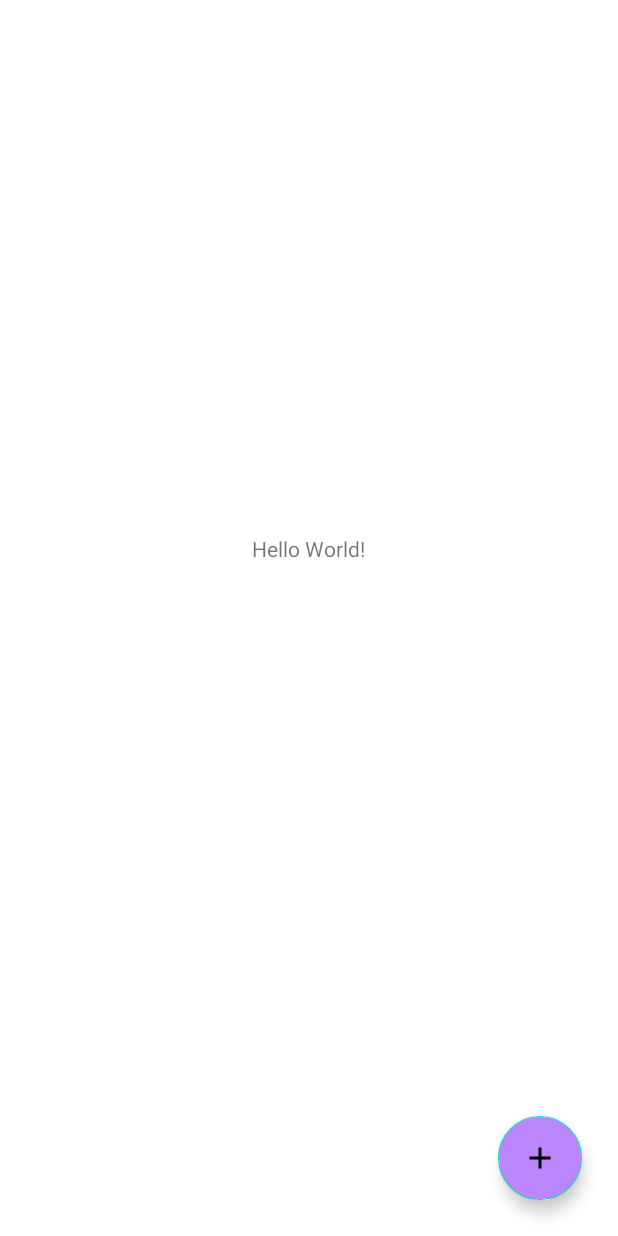
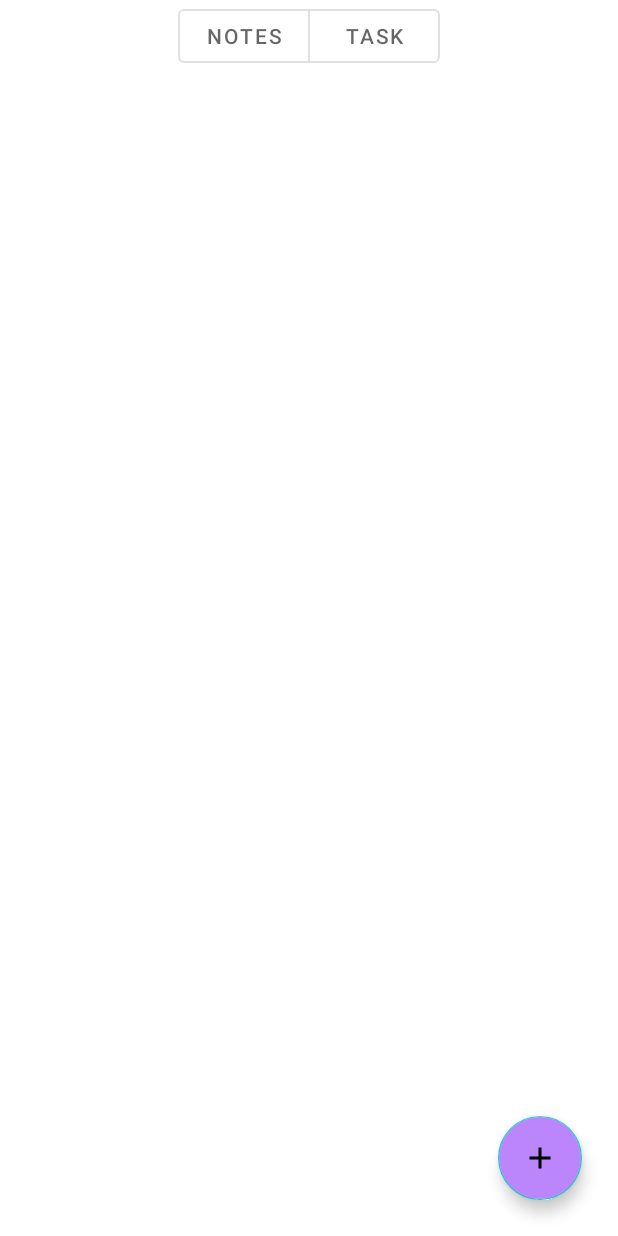
Before and after one commit to JonyStrins/Task_and_Notes, an Android app: the layout activity_main.xml on its own in the app's theme, with its tools: preview values and no code run, on a phone screen of 412 x 824 dp. Run offline under Robolectric (Android 15) with nearby library versions, the phone set to English and light mode, and no system bars.

Commit message:
Avance de proceso para Recycler view

```diff
--- a/app/src/main/res/layout/activity_main.xml
+++ b/app/src/main/res/layout/activity_main.xml
@@ -5,15 +5,6 @@
     android:layout_width="match_parent"
     android:layout_height="match_parent"
     tools:context=".MainActivity">
-
-    <TextView
-        android:layout_width="wrap_content"
-        android:layout_height="wrap_content"
-        android:layout_marginStart="168dp"
-        android:layout_marginTop="356dp"
-        android:text="Hello World!"
-        app:layout_constraintStart_toStartOf="parent"
-        app:layout_constraintTop_toTopOf="parent" />
 
     <com.google.android.material.floatingactionbutton.FloatingActionButton
         android:id="@+id/fabAddBtn"
@@ -48,10 +39,47 @@
         android:layout_marginBottom="16dp"
         android:clickable="true"
         android:focusable="true"
+        android:tint="@color/white"
         android:visibility="invisible"
-        android:tint="@color/white"
         app:layout_constraintBottom_toTopOf="@+id/fabAddNote"
         app:layout_constraintEnd_toEndOf="@+id/fabAddNote"
         app:srcCompat="@drawable/ic_add_task" />
 
+    <com.google.android.material.button.MaterialButtonToggleGroup
+        android:id="@+id/tglBtnGrp"
+        android:layout_width="wrap_content"
+        android:layout_height="wrap_content"
+        app:layout_constraintEnd_toEndOf="parent"
+        app:layout_constraintStart_toStartOf="parent"
+        app:layout_constraintTop_toTopOf="parent"
+        app:singleSelection="true">
+
+        <Button
+            android:id="@+id/btnNotes"
+            style="@style/Widget.MaterialComponents.Button.OutlinedButton"
+            android:layout_width="wrap_content"
+            android:layout_height="wrap_content"
+            android:text="Notes"
+            tools:layout_editor_absoluteX="138dp"
+            tools:layout_editor_absoluteY="148dp" />
+
+        <Button
+            android:id="@+id/btnTask"
+            style="@style/Widget.MaterialComponents.Button.OutlinedButton"
+            android:layout_width="wrap_content"
+            android:layout_height="wrap_content"
+            android:text="Task"
+            tools:layout_editor_absoluteX="138dp"
+            tools:layout_editor_absoluteY="211dp" />
+    </com.google.android.material.button.MaterialButtonToggleGroup>
+
+    <androidx.recyclerview.widget.RecyclerView
+        android:layout_width="match_parent"
+        android:layout_height="wrap_content"
+        app:layout_constraintBottom_toTopOf="@+id/fabAddBtn"
+        app:layout_constraintEnd_toEndOf="parent"
+        app:layout_constraintHorizontal_bias="0.0"
+        app:layout_constraintStart_toStartOf="parent"
+        app:layout_constraintTop_toBottomOf="@+id/tglBtnGrp" />
+
 </androidx.constraintlayout.widget.ConstraintLayout>
```
Also changed, not shown: app/build.gradle (+9 -3 lines), app/src/main/java/com/example/taskandnotes/MainActivity.kt (+35 -25 lines), app/src/main/java/com/example/taskandnotes/NotaListAdapter.kt (added, +48 -0 lines), app/src/main/java/com/example/taskandnotes/data/dao/NotaDao.kt (added, +25 -0 lines), app/src/main/java/com/example/taskandnotes/data/database/MisNotasDatabase.kt (added, +62 -0 lines), app/src/main/java/com/example/taskandnotes/data/model/Nota.kt (added, +16 -0 lines), app/src/main/java/com/example/taskandnotes/repository/NotaRepository.kt (added, +23 -0 lines), app/src/main/java/com/example/taskandnotes/repository/NotaViewModel.kt (added, +32 -0 lines), app/src/main/res/layout/recyclerview_item.xml (added, +13 -0 lines), app/src/main/res/values/themes.xml (+8 -0 lines).
